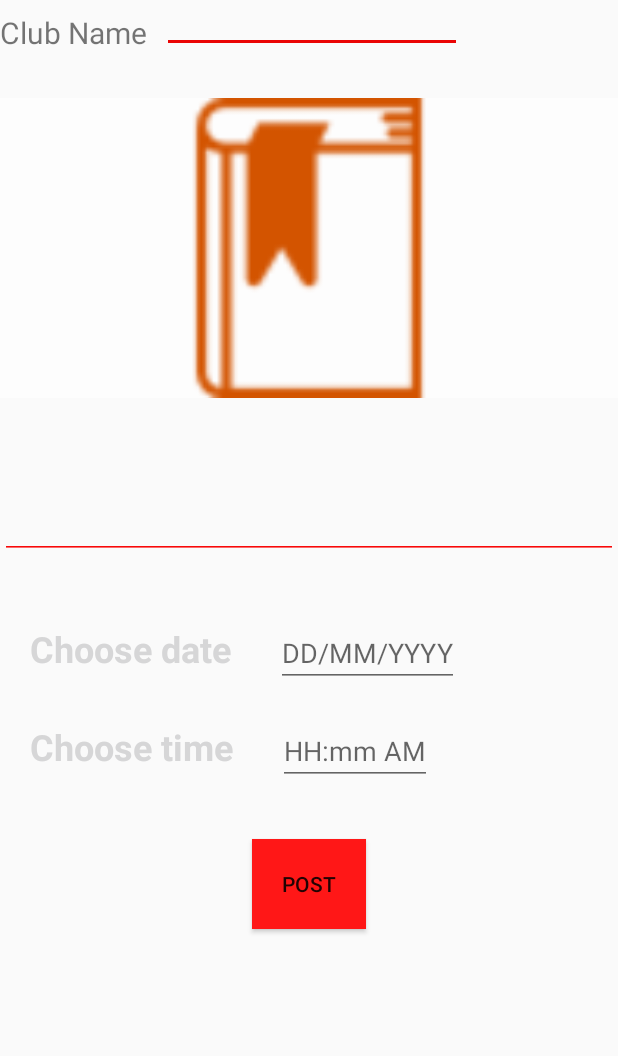
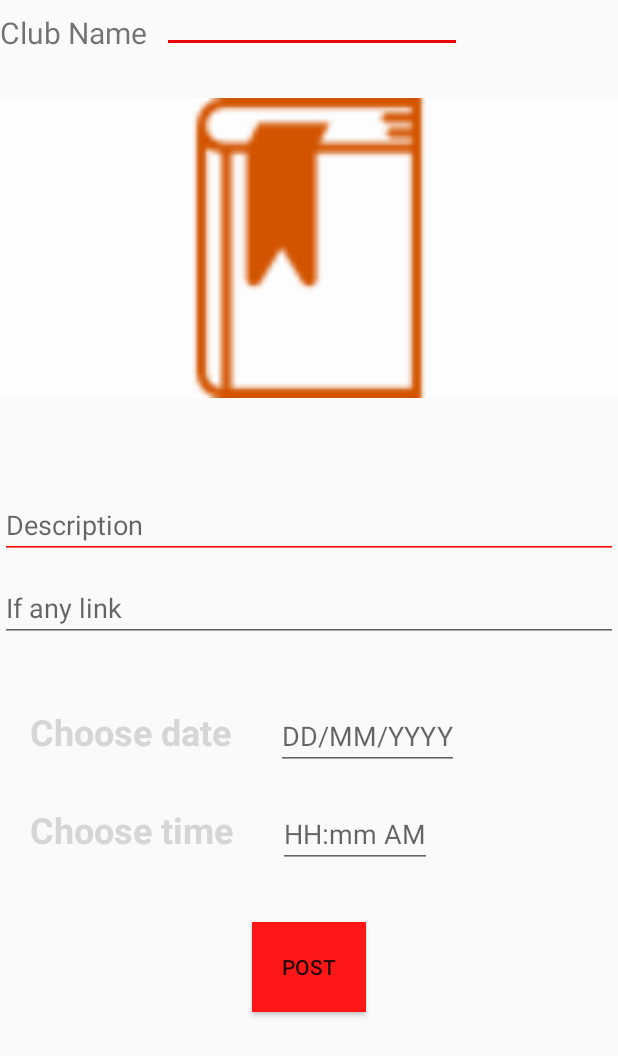
Before and after one commit to subhashishanand/College_Buddy, an Android app: the postEvent screen opened directly, with no data from a screen before it, on a phone screen of 412 x 824 dp. Shown: the top 1056 px of the screen. Run offline under Robolectric (Android 15) with nearby library versions, the phone set to English and light mode, and no system bars; our stand-ins replace Firebase (no records; nobody signed in at launch, a user with empty details on screens opened directly), Picasso; libraries missing offline, so code that uses them is left out: com.paytm.pgsdk, com.theartofdev.edmodo, es.dmoral.toasty, id.zelory.compressor; pictures from the network do not load; Roboto replaces fonts that are not available here.

Commit message:
set reminder && link club event

```diff
--- a/app/build.gradle
+++ b/app/build.gradle
@@ -95,8 +95,8 @@ dependencies {
     implementation 'com.github.barteksc:android-pdf-viewer:2.8.2'
     implementation 'com.google.firebase:firebase-messaging'
 
-    //Compressor and Crop Image
-    implementation 'id.zelory:compressor:2.1.0'
+//Compressor and Crop Image
+    implementation 'id.zelory:compressor:3.0.0'
     api 'com.theartofdev.edmodo:android-image-cropper:2.8.+'
 
     // paytm dependency
--- a/app/src/main/java/com/printhub/printhub/clubEvents/postEvent.java
+++ b/app/src/main/java/com/printhub/printhub/clubEvents/postEvent.java
@@ -63,14 +63,13 @@ import static com.printhub.printhub.HomeScreen.MainnewActivity.firebaseUserId;
 
 public class postEvent extends AppCompatActivity {
     private ImageView postImage;
-    private EditText postDes,clubName, chooseDateTextView, chooseTimeTextView;
+    private EditText postDes,clubName, chooseDateTextView, chooseTimeTextView, linkTextView;
     private Button postButton;
     private static final int PICK_IMAGE_REQUEST = 1;
     private Uri mImageUri=null;
     private Bitmap compressedImageFile;
     private ProgressDialog progressDialog;
     Calendar myCalendar = Calendar.getInstance();
-
     private FirebaseAuth firebaseAuth;
     private StorageReference storageReference;
     private String currUserId;
@@ -91,6 +90,7 @@ public class postEvent extends AppCompatActivity {
         postButton=findViewById(R.id.postEvent);
         chooseDateTextView=findViewById(R.id.choose_date);
         chooseTimeTextView=findViewById(R.id.choose_time);
+        linkTextView=findViewById(R.id.linkTextView);
 
         progressDialog=new ProgressDialog(this);
         progressDialog.setMessage("Uploading Event...");
@@ -157,7 +157,8 @@ public class postEvent extends AppCompatActivity {
             @Override
             public void onClick(View view) {
                 String desc=postDes.getText().toString();
-                if(null!=mImageUri && !TextUtils.isEmpty(desc) && !TextUtils.isEmpty(clubName.getText()) && !TextUtils.isEmpty(chooseDateTextView.getText()) && !TextUtils.isEmpty(chooseTimeTextView.getText())){
+                String tempLink= linkTextView.getText().toString();
+                if(!TextUtils.isEmpty(tempLink) && null!=mImageUri && !TextUtils.isEmpty(desc) && !TextUtils.isEmpty(clubName.getText()) && !TextUtils.isEmpty(chooseDateTextView.getText()) && !TextUtils.isEmpty(chooseTimeTextView.getText())){
                     progressDialog.show();
                     String random= new RandomString(10, ThreadLocalRandom.current()).nextString();;
                     StorageReference filepath= storageReference.child("clubEventImages").child(random+".jpg");
@@ -205,6 +206,7 @@ public class postEvent extends AppCompatActivity {
                                      postMap.put("clubName",clubName.getText().toString());
                                      postMap.put("activityDate",chooseDateTextView.getText().toString());
                                      postMap.put("activityTime", chooseTimeTextView.getText().toString());
+                                     postMap.put("link",tempLink);
 
                                      firebaseFirestore.collection(cityName).document(collegeName).collection("clubActivity").add(postMap).addOnSuccessListener(new OnSuccessListener<DocumentReference>() {
                                          @Override
--- a/app/src/main/java/com/printhub/printhub/collab/collabAdapter.java
+++ b/app/src/main/java/com/printhub/printhub/collab/collabAdapter.java
@@ -54,7 +54,7 @@ import static com.printhub.printhub.HomeScreen.MainnewActivity.collegeName;
 
 
 public class collabAdapter extends RecyclerView.Adapter<collabAdapter.ViewHolder> {
-
+//
     List<collabClass> collab_list;
     Context context;
     private FirebaseFirestore db;
--- a/app/src/main/res/layout/activity_collab.xml
+++ b/app/src/main/res/layout/activity_collab.xml
@@ -1,5 +1,6 @@
 <?xml version="1.0" encoding="utf-8"?>
-<androidx.coordinatorlayout.widget.CoordinatorLayout xmlns:android="http://schemas.android.com/apk/res/android"
+<androidx.coordinatorlayout.widget.CoordinatorLayout
+    xmlns:android="http://schemas.android.com/apk/res/android"
     xmlns:app="http://schemas.android.com/apk/res-auto"
     xmlns:tools="http://schemas.android.com/tools"
     android:layout_width="match_parent"
--- a/app/src/main/res/layout/activity_post_event.xml
+++ b/app/src/main/res/layout/activity_post_event.xml
@@ -41,7 +41,16 @@
         android:layout_marginTop="62dp"
         android:backgroundTint="#F80808"
         app:layout_constraintTop_toBottomOf="@+id/newPostImage"
-        tools:layout_editor_absoluteX="154dp" />
+        tools:layout_editor_absoluteX="154dp"
+        android:hint="Description"/>
+
+    <EditText
+        android:layout_width="match_parent"
+        android:layout_height="wrap_content"
+        android:paddingTop="20dp"
+        android:hint="If any link"
+        android:id="@+id/linkTextView" />
+
 
     <LinearLayout
         android:layout_width="match_parent"
--- a/app/src/main/res/values/strings.xml
+++ b/app/src/main/res/values/strings.xml
@@ -1,5 +1,5 @@
 <resources>
-    <string name="app_name">Print Hub</string>
+    <string name="app_name">College Buddy</string>
 
     <string-array name="Hostel">
 
```
Also changed, not shown: app/src/main/AndroidManifest.xml (+9 -1 lines), app/src/main/java/com/printhub/printhub/clubEvents/EventsClass.java (+11 -2 lines), app/src/main/java/com/printhub/printhub/clubEvents/mEventsAdapter.java (+27 -14 lines), app/src/main/res/layout/club_events_cardlayout.xml (+9 -0 lines).
